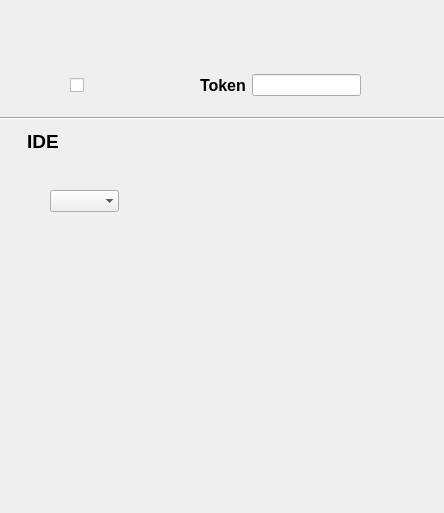
Old version of the form src/Build_station/buildConfig/buildConfigUi.ui in the repository lingxia/station_gui.
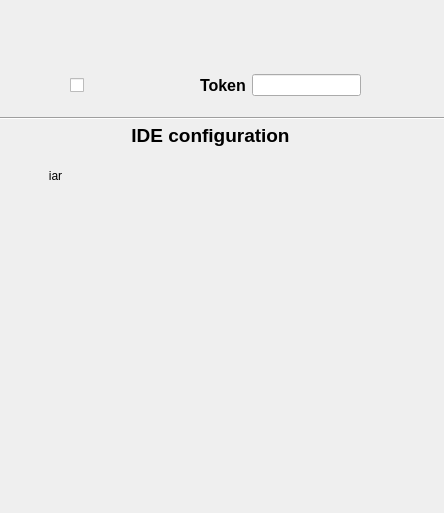
New version of the form. Icons and pictures are not drawn.

```diff
--- a/src/Build_station/buildConfig/buildConfigUi.ui
+++ b/src/Build_station/buildConfig/buildConfigUi.ui
@@ -101,37 +101,50 @@
   <widget class="QLabel" name="ideLabel">
    <property name="geometry">
     <rect>
-     <x>20</x>
-     <y>130</y>
-     <width>46</width>
-     <height>21</height>
+     <x>120</x>
+     <y>120</y>
+     <width>181</width>
+     <height>31</height>
     </rect>
    </property>
    <property name="statusTip">
     <string>Config the IDEs that needed</string>
    </property>
    <property name="text">
-    <string>&lt;html&gt;&lt;head/&gt;&lt;body&gt;&lt;p align=&quot;center&quot;&gt;&lt;span style=&quot; font-size:14pt; font-weight:600;&quot;&gt;IDE&lt;/span&gt;&lt;/p&gt;&lt;/body&gt;&lt;/html&gt;</string>
+    <string>&lt;html&gt;&lt;head/&gt;&lt;body&gt;&lt;p align=&quot;center&quot;&gt;&lt;span style=&quot; font-size:14pt; font-weight:600;&quot;&gt;IDE configuration&lt;/span&gt;&lt;/p&gt;&lt;/body&gt;&lt;/html&gt;</string>
    </property>
   </widget>
-  <widget class="QComboBox" name="comboBox">
+  <widget class="QPushButton" name="pushButton">
    <property name="geometry">
     <rect>
-     <x>50</x>
-     <y>190</y>
-     <width>69</width>
-     <height>22</height>
+     <x>20</x>
+     <y>160</y>
+     <width>71</width>
+     <height>31</height>
     </rect>
    </property>
+   <property name="text">
+    <string>iar</string>
+   </property>
+   <property name="icon">
+    <iconset resource="icon.qrc">
+     <normaloff>:/iar.png</normaloff>:/iar.png</iconset>
+   </property>
    <property name="iconSize">
     <size>
-     <width>32</width>
-     <height>32</height>
+     <width>40</width>
+     <height>40</height>
     </size>
    </property>
-   <property name="frame">
+   <property name="autoDefault">
     <bool>false</bool>
    </property>
+   <property name="default">
+    <bool>false</bool>
+   </property>
+   <property name="flat">
+    <bool>true</bool>
+   </property>
   </widget>
  </widget>
  <resources>
```
